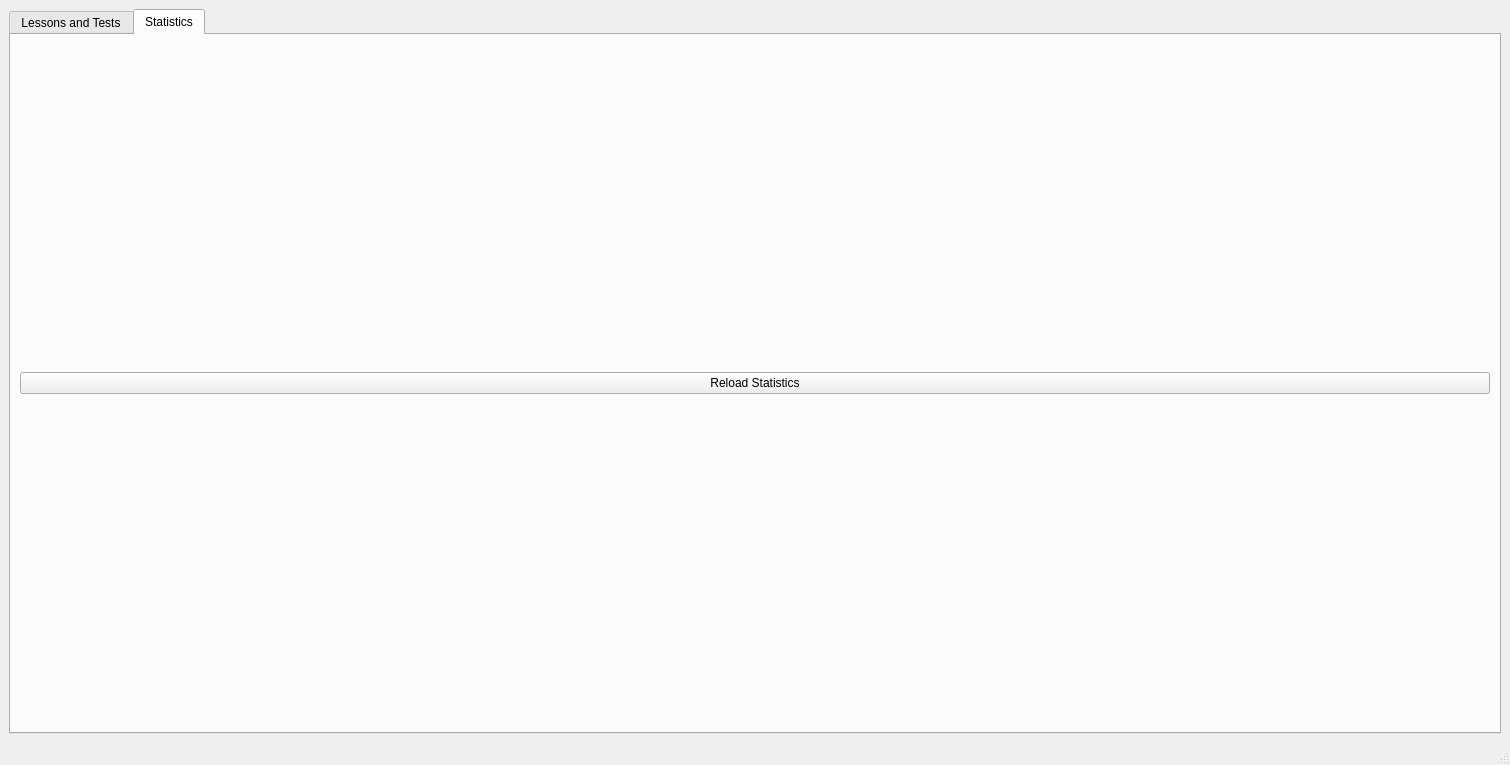
The window that assignments/touch_type_workout/ui/ui_main.ui (kiryha/ECE554) describes before a commit, drawn with Qt 5.
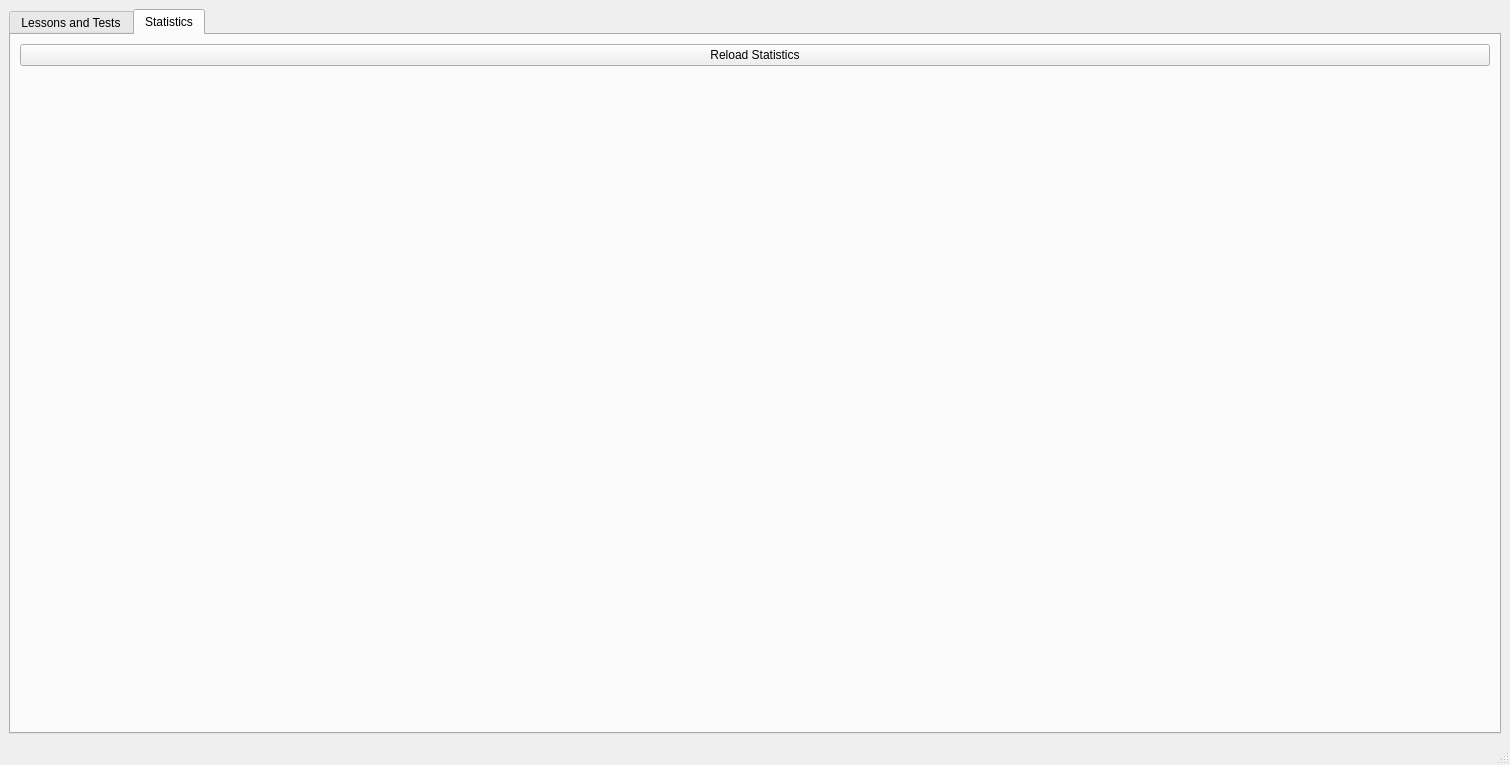
The same window after the commit. The open tabs and pages were chosen to show the change.

Commit message: count rhythm

Diff of the .ui file:
```diff
--- a/assignments/touch_type_workout/ui/ui_main.ui
+++ b/assignments/touch_type_workout/ui/ui_main.ui
@@ -167,6 +167,13 @@
         <item>
          <layout class="QVBoxLayout" name="layStatistics"/>
         </item>
+        <item>
+         <widget class="QLabel" name="labRecommendation">
+          <property name="text">
+           <string/>
+          </property>
+         </widget>
+        </item>
        </layout>
       </widget>
      </widget>
```
The commit also changes 2 other files.
